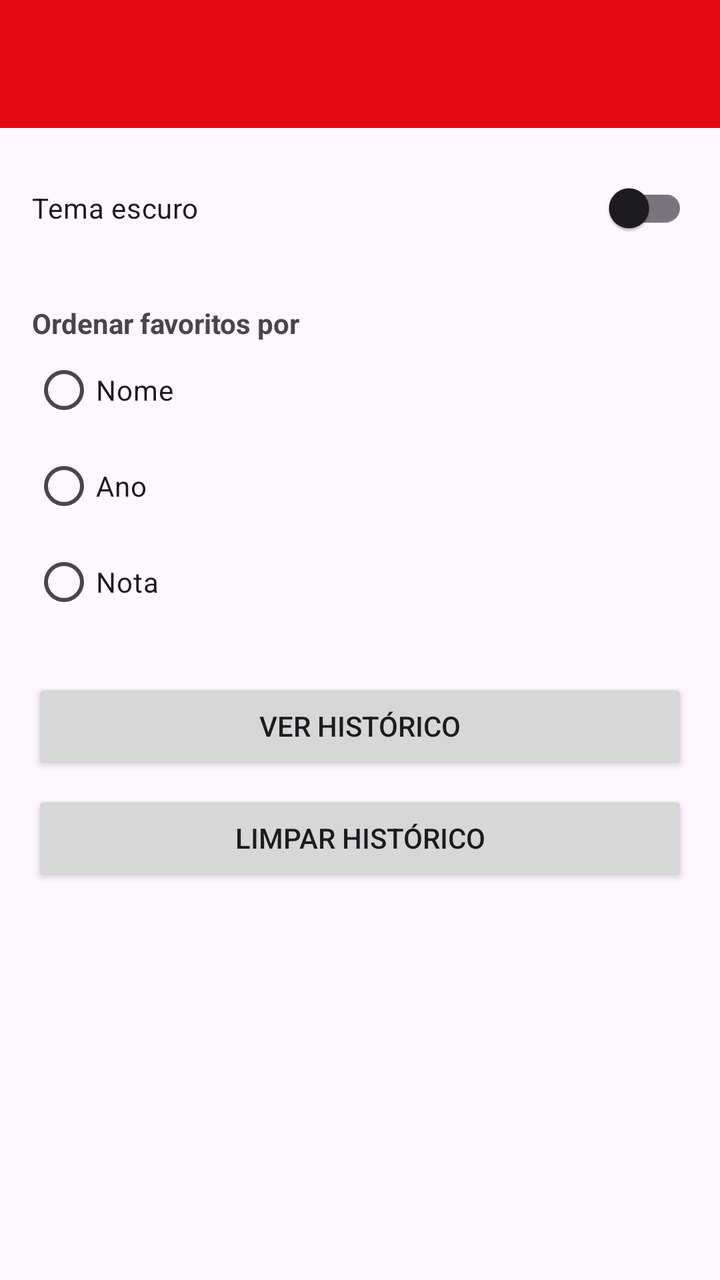
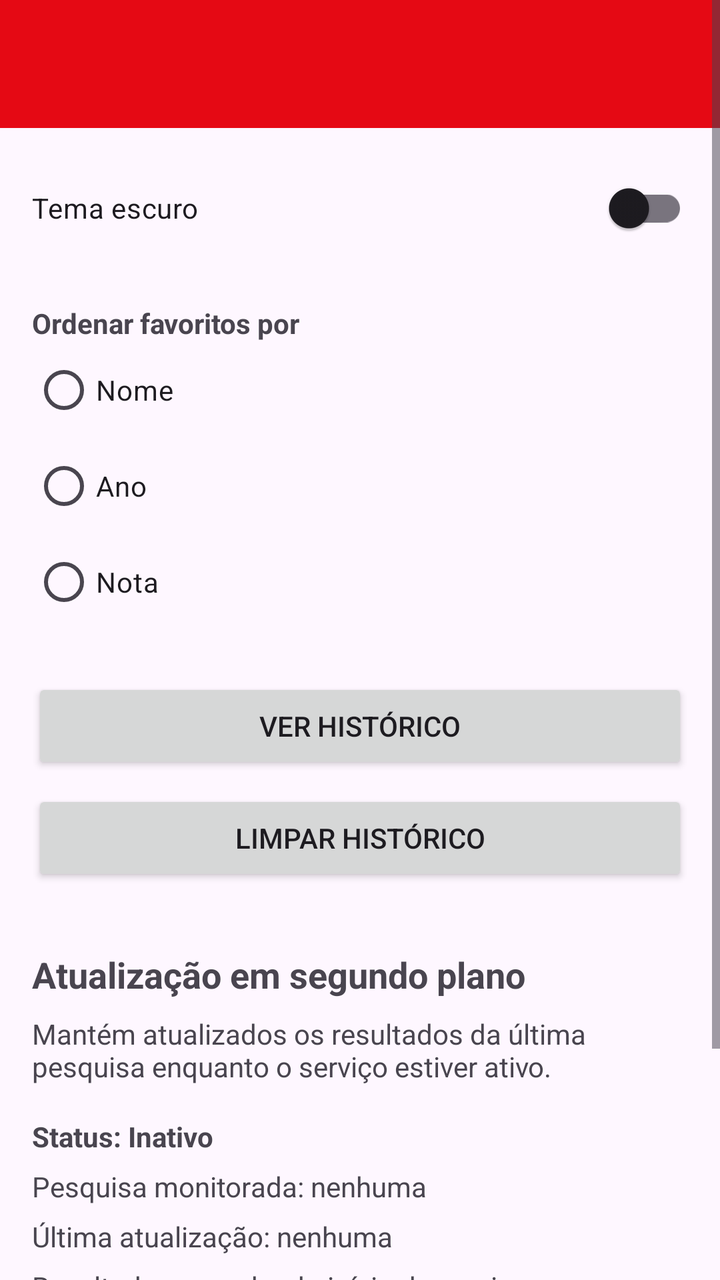

Before-and-after screenshots of an Android layout around one commit, followed by the original layout XML and the change that was made.
<!-- AndroidManifest.xml: application theme Theme.CineFlix -->
<!-- res/layout/activity_configuracoes.xml -->
<?xml version="1.0" encoding="utf-8"?>
<ScrollView xmlns:android="http://schemas.android.com/apk/res/android"
    android:layout_width="match_parent"
    android:layout_height="match_parent">

    <LinearLayout
        android:layout_width="match_parent"
        android:layout_height="wrap_content"
        android:orientation="vertical">

        <androidx.appcompat.widget.Toolbar
            android:id="@+id/toolbar"
            android:layout_width="match_parent"
            android:layout_height="?attr/actionBarSize"
            android:background="@color/cineflix_red"
            android:title="@string/configuracoes"
            android:titleTextColor="@color/cineflix_white" />

        <LinearLayout
            android:layout_width="match_parent"
            android:layout_height="wrap_content"
            android:orientation="vertical"
            android:padding="16dp">

            <com.google.android.material.switchmaterial.SwitchMaterial
                android:id="@+id/switchTemaEscuro"
                android:layout_width="match_parent"
                android:layout_height="wrap_content"
                android:text="@string/tema_escuro" />

            <TextView
                android:layout_width="wrap_content"
                android:layout_height="wrap_content"
                android:layout_marginTop="24dp"
                android:text="@string/ordenar_favoritos_por"
                android:textStyle="bold" />

            <RadioGroup
                android:id="@+id/radioGroupOrdenacao"
                android:layout_width="match_parent"
                android:layout_height="wrap_content"
                android:orientation="vertical">

                <RadioButton
                    android:id="@+id/radioNome"
                    android:layout_width="wrap_content"
                    android:layout_height="wrap_content"
                    android:text="@string/nome" />

                <RadioButton
                    android:id="@+id/radioAno"
                    android:layout_width="wrap_content"
                    android:layout_height="wrap_content"
                    android:text="@string/ano" />

                <RadioButton
                    android:id="@+id/radioNota"
                    android:layout_width="wrap_content"
                    android:layout_height="wrap_content"
                    android:text="@string/nota" />
            </RadioGroup>

            <Button
                android:id="@+id/buttonVerHistorico"
                android:layout_width="match_parent"
                android:layout_height="wrap_content"
                android:layout_marginTop="24dp"
                android:text="@string/ver_historico" />

            <Button
                android:id="@+id/buttonLimparHistorico"
                android:layout_width="match_parent"
                android:layout_height="wrap_content"
                android:layout_marginTop="8dp"
                android:text="@string/limpar_historico" />

            <TextView
                android:id="@+id/textVersao"
                android:layout_width="match_parent"
                android:layout_height="wrap_content"
                android:layout_marginTop="32dp"
                android:gravity="center"
                android:textSize="12sp" />

        </LinearLayout>
    </LinearLayout>
</ScrollView>
<!-- resources referenced by this layout -->
<resources>
  <color name="cineflix_red">#E50914</color>
  <color name="cineflix_white">#FFFFFF</color>
  <string name="ano">Ano</string>
  <string name="configuracoes">Configurações</string>
  <string name="limpar_historico">Limpar histórico</string>
  <string name="nome">Nome</string>
  <string name="nota">Nota</string>
  <string name="ordenar_favoritos_por">Ordenar favoritos por</string>
  <string name="tema_escuro">Tema escuro</string>
  <string name="ver_historico">Ver histórico</string>
  <style name="Theme.CineFlix" parent="Base.Theme.CineFlix" />
  <style name="Base.Theme.CineFlix" parent="Theme.Material3.DayNight.NoActionBar">
          
          
      </style>
</resources>

<!-- the commit's change to res/layout/activity_configuracoes.xml (unified diff, before → after) -->
@@ -1,5 +1,6 @@
 <?xml version="1.0" encoding="utf-8"?>
-<ScrollView xmlns:android="http://schemas.android.com/apk/res/android"
+<ScrollView
+    xmlns:android="http://schemas.android.com/apk/res/android"
     android:layout_width="match_parent"
     android:layout_height="match_parent">
 
@@ -22,11 +23,16 @@
             android:orientation="vertical"
             android:padding="16dp">
 
+            
+
             <com.google.android.material.switchmaterial.SwitchMaterial
                 android:id="@+id/switchTemaEscuro"
                 android:layout_width="match_parent"
                 android:layout_height="wrap_content"
                 android:text="@string/tema_escuro" />
+
+
+            
 
             <TextView
                 android:layout_width="wrap_content"
@@ -58,7 +64,11 @@
                     android:layout_width="wrap_content"
                     android:layout_height="wrap_content"
                     android:text="@string/nota" />
+
             </RadioGroup>
+
+
+            
 
             <Button
                 android:id="@+id/buttonVerHistorico"
@@ -74,6 +84,63 @@
                 android:layout_marginTop="8dp"
                 android:text="@string/limpar_historico" />
 
+
+            
+
+            <TextView
+                android:layout_width="match_parent"
+                android:layout_height="wrap_content"
+                android:layout_marginTop="32dp"
+                android:text="@string/atualizacao_segundo_plano"
+                android:textSize="18sp"
+                android:textStyle="bold" />
+
+            <TextView
+                android:layout_width="match_parent"
+                android:layout_height="wrap_content"
+                android:layout_marginTop="8dp"
+                android:text="@string/descricao_atualizacao_segundo_plano"
+                android:textSize="14sp" />
+
+            <TextView
+                android:id="@+id/textStatusSincronizacao"
+                android:layout_width="match_parent"
+                android:layout_height="wrap_content"
+                android:layout_marginTop="16dp"
+                android:text="@string/status_inicial"
+                android:textStyle="bold" />
+
+            <TextView
+                android:id="@+id/textTermoSincronizacao"
+                android:layout_width="match_parent"
+                android:layout_height="wrap_content"
+                android:layout_marginTop="6dp"
+                android:text="@string/pesquisa_monitorada_inicial" />
+
+            <TextView
+                android:id="@+id/textUltimaSincronizacao"
+                android:layout_width="match_parent"
+                android:layout_height="wrap_content"
+                android:layout_marginTop="6dp"
+                android:text="@string/ultima_atualizacao_inicial" />
+
+            <TextView
+                android:id="@+id/textResultadoSincronizacao"
+                android:layout_width="match_parent"
+                android:layout_height="wrap_content"
+                android:layout_marginTop="6dp"
+                android:text="@string/resultado_sincronizacao_inicial" />
+
+            <Button
+                android:id="@+id/buttonControleSincronizacao"
+                android:layout_width="match_parent"
+                android:layout_height="wrap_content"
+                android:layout_marginTop="16dp"
+                android:text="@string/iniciar_atualizacao" />
+
+
+            
+
             <TextView
                 android:id="@+id/textVersao"
                 android:layout_width="match_parent"
@@ -83,5 +150,7 @@
                 android:textSize="12sp" />
 
         </LinearLayout>
+
     </LinearLayout>
+
 </ScrollView>
<!-- resource entries referenced after the edit -->
@@ -3,13 +3,44 @@
   <color name="cineflix_red">#E50914</color>
   <color name="cineflix_white">#FFFFFF</color>
   <string name="ano">Ano</string>
-  <string name="configuracoes">Configurações</string>
-  <string name="limpar_historico">Limpar histórico</string>
+  <string name="atualizacao_segundo_plano">
+          Atualização em segundo plano
+      </string>
+  <string name="configuracoes">
+          Configurações
+      </string>
+  <string name="descricao_atualizacao_segundo_plano">
+          Mantém atualizados os resultados da última pesquisa enquanto o serviço estiver ativo.
+      </string>
+  <string name="iniciar_atualizacao">
+          Iniciar atualização
+      </string>
+  <string name="limpar_historico">
+          Limpar histórico
+      </string>
   <string name="nome">Nome</string>
   <string name="nota">Nota</string>
-  <string name="ordenar_favoritos_por">Ordenar favoritos por</string>
-  <string name="tema_escuro">Tema escuro</string>
-  <string name="ver_historico">Ver histórico</string>
+  <string name="ordenar_favoritos_por">
+          Ordenar favoritos por
+      </string>
+  <string name="pesquisa_monitorada_inicial">
+          Pesquisa monitorada: nenhuma
+      </string>
+  <string name="resultado_sincronizacao_inicial">
+          Resultado: aguardando início do serviço
+      </string>
+  <string name="status_inicial">
+          Status: Inativo
+      </string>
+  <string name="tema_escuro">
+          Tema escuro
+      </string>
+  <string name="ultima_atualizacao_inicial">
+          Última atualização: nenhuma
+      </string>
+  <string name="ver_historico">
+          Ver histórico
+      </string>
   <style name="Theme.CineFlix" parent="Base.Theme.CineFlix" />
   <style name="Base.Theme.CineFlix" parent="Theme.Material3.DayNight.NoActionBar">
           
